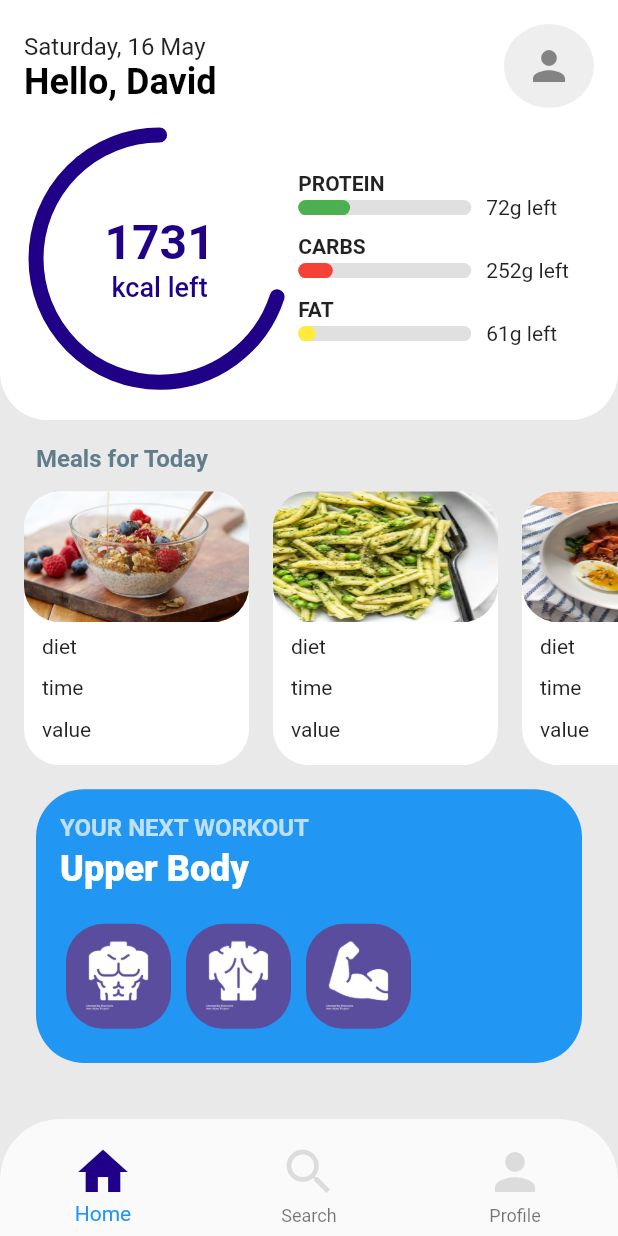
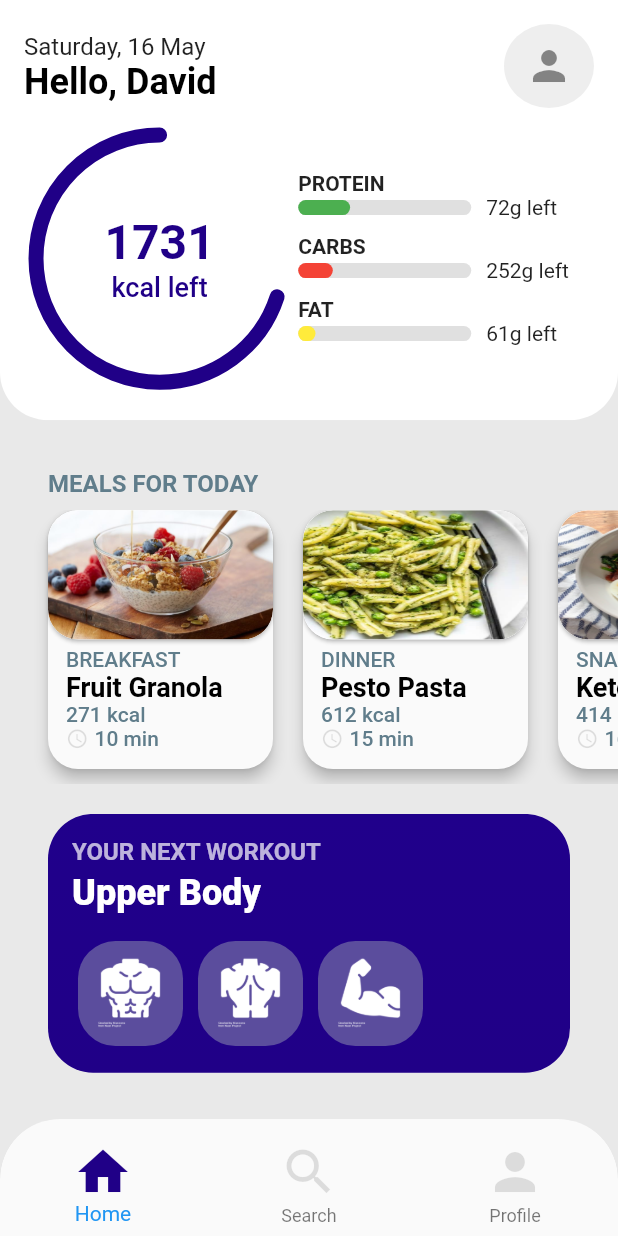
Before and after one commit to HemanthReddyKodakandla-bootcamp/DietAPPUI, a Flutter app: the screen it shows after launch, on a phone screen of 412 x 824 dp. Run offline on Flutter 3.47's test engine with Material 2 defaults, Android fonts, the phone set to English and light mode, and no system bars.

```diff
--- /dev/null
+++ b/diet_ui_sample_app/lib/model/meal.dart
@@ -0,0 +1,64 @@
+class Meal {
+  final String mealTime, name, imagePath, kiloCaloriesBurnt, timeTaken;
+  final String preparation;
+  final List ingredients;
+
+  Meal({this.mealTime, this.name, this.imagePath, this.kiloCaloriesBurnt, this.timeTaken, this.preparation, this.ingredients});
+}
+
+final meals = [
+  Meal(
+      mealTime: "BREAKFAST",
+      name: "Fruit Granola",
+      kiloCaloriesBurnt: "271",
+      timeTaken: "10",
+      imagePath: "assets/fruit_granola.jpg",
+      ingredients: [
+        "1 cup of granola",
+        "1 banana",
+        "1/2 cup of raisins",
+        "1 tbsp of honey",
+      ],
+      preparation:
+      '''Lorem ipsum dolor sit amet, consectetur adipiscing elit, sed do eiusmod tempor incididunt ut labore et dolore magna aliqua. Elementum tempus egestas sed sed risus pretium quam. Platea dictumst quisque sagittis purus sit. Senectus et netus et malesuada fames ac turpis egestas sed. Nibh cras pulvinar mattis nunc. Amet consectetur adipiscing elit duis tristique. Interdum velit euismod in pellentesque massa placerat duis ultricies lacus. Lectus proin nibh nisl condimentum id venenatis. Sit amet massa vitae tortor condimentum lacinia quis vel eros. Sed adipiscing diam donec adipiscing tristique risus nec feugiat in. Enim tortor at auctor urna. In dictum non consectetur a.
+Sit amet risus nullam eget. Viverra adipiscing at in tellus integer feugiat scelerisque varius morbi. Quis risus sed vulputate odio ut enim blandit volutpat maecenas. Turpis cursus in hac habitasse platea dictumst quisque sagittis. Eget mi proin sed libero. Non diam phasellus vestibulum lorem sed risus ultricies tristique. Neque viverra justo nec ultrices dui. Gravida neque convallis a cras semper. Morbi tempus iaculis urna id volutpat lacus laoreet non. Pretium vulputate sapien nec sagittis aliquam malesuada bibendum. Amet mattis vulputate enim nulla aliquet. Lectus urna duis convallis convallis tellus. Porta non pulvinar neque laoreet suspendisse interdum consectetur libero id. Diam ut venenatis tellus in metus vulputate eu scelerisque felis. Adipiscing vitae proin sagittis nisl. Sed libero enim sed faucibus turpis in. Pulvinar mattis nunc sed blandit. Nisi scelerisque eu ultrices vitae auctor eu augue ut. Diam volutpat commodo sed egestas egestas fringilla phasellus faucibus. Sed id semper risus in hendrerit.
+Consectetur adipiscing elit duis tristique sollicitudin nibh. Dictumst quisque sagittis purus sit amet volutpat. Quis enim lobortis scelerisque fermentum dui faucibus in ornare. Pellentesque diam volutpat commodo sed egestas egestas fringilla phasellus. Mauris pharetra et ultrices neque. Leo duis ut diam quam nulla porttitor. Sit amet facilisis magna etiam tempor orci eu lobortis elementum. Blandit massa enim nec dui. Aliquam id diam maecenas ultricies mi eget mauris. Mattis rhoncus urna neque viverra justo nec ultrices. Nibh tellus molestie nunc non blandit. Non diam phasellus vestibulum lorem. Ut diam quam nulla porttitor massa id neque aliquam. Eget mauris pharetra et ultrices neque ornare aenean euismod. Urna id volutpat lacus laoreet non curabitur gravida arcu ac. Tellus in hac habitasse platea dictumst vestibulum.
+Adipiscing commodo elit at imperdiet. Mollis nunc sed id semper risus. Magna fermentum iaculis eu non. Ut pharetra sit amet aliquam id diam maecenas ultricies mi. Amet consectetur adipiscing elit ut aliquam purus sit amet. Ultrices sagittis orci a scelerisque purus semper. Pharetra magna ac placerat vestibulum lectus mauris ultrices eros in. Massa tempor nec feugiat nisl pretium. Etiam dignissim diam quis enim lobortis scelerisque. Duis ut diam quam nulla.
+Ultricies lacus sed turpis tincidunt id aliquet risus feugiat. Vitae aliquet nec ullamcorper sit amet risus. Malesuada nunc vel risus commodo viverra. Id aliquet risus feugiat in ante metus dictum at tempor. Commodo sed egestas egestas fringilla phasellus faucibus scelerisque. Ipsum dolor sit amet consectetur. In nibh mauris cursus mattis molestie a. Duis at consectetur lorem donec massa sapien faucibus et molestie. Amet nisl purus in mollis nunc sed id. Sagittis vitae et leo duis ut. Purus in mollis nunc sed id. Mauris ultrices eros in cursus turpis.'''),
+  Meal(
+      mealTime: "DINNER",
+      name: "Pesto Pasta",
+      kiloCaloriesBurnt: "612",
+      timeTaken: "15",
+      imagePath: "assets/pesto_pasta.jpg",
+      ingredients: [
+        "1 cup of granola",
+        "1 banana",
+        "1/2 cup of raisins",
+        "1 tbsp of honey",
+      ],
+      preparation:
+      '''Lorem ipsum dolor sit amet, consectetur adipiscing elit, sed do eiusmod tempor incididunt ut labore et dolore magna aliqua. Elementum tempus egestas sed sed risus pretium quam. Platea dictumst quisque sagittis purus sit. Senectus et netus et malesuada fames ac turpis egestas sed. Nibh cras pulvinar mattis nunc. Amet consectetur adipiscing elit duis tristique. Interdum velit euismod in pellentesque massa placerat duis ultricies lacus. Lectus proin nibh nisl condimentum id venenatis. Sit amet massa vitae tortor condimentum lacinia quis vel eros. Sed adipiscing diam donec adipiscing tristique risus nec feugiat in. Enim tortor at auctor urna. In dictum non consectetur a.
+Sit amet risus nullam eget. Viverra adipiscing at in tellus integer feugiat scelerisque varius morbi. Quis risus sed vulputate odio ut enim blandit volutpat maecenas. Turpis cursus in hac habitasse platea dictumst quisque sagittis. Eget mi proin sed libero. Non diam phasellus vestibulum lorem sed risus ultricies tristique. Neque viverra justo nec ultrices dui. Gravida neque convallis a cras semper. Morbi tempus iaculis urna id volutpat lacus laoreet non. Pretium vulputate sapien nec sagittis aliquam malesuada bibendum. Amet mattis vulputate enim nulla aliquet. Lectus urna duis convallis convallis tellus. Porta non pulvinar neque laoreet suspendisse interdum consectetur libero id. Diam ut venenatis tellus in metus vulputate eu scelerisque felis. Adipiscing vitae proin sagittis nisl. Sed libero enim sed faucibus turpis in. Pulvinar mattis nunc sed blandit. Nisi scelerisque eu ultrices vitae auctor eu augue ut. Diam volutpat commodo sed egestas egestas fringilla phasellus faucibus. Sed id semper risus in hendrerit.
+Consectetur adipiscing elit duis tristique sollicitudin nibh. Dictumst quisque sagittis purus sit amet volutpat. Quis enim lobortis scelerisque fermentum dui faucibus in ornare. Pellentesque diam volutpat commodo sed egestas egestas fringilla phasellus. Mauris pharetra et ultrices neque. Leo duis ut diam quam nulla porttitor. Sit amet facilisis magna etiam tempor orci eu lobortis elementum. Blandit massa enim nec dui. Aliquam id diam maecenas ultricies mi eget mauris. Mattis rhoncus urna neque viverra justo nec ultrices. Nibh tellus molestie nunc non blandit. Non diam phasellus vestibulum lorem. Ut diam quam nulla porttitor massa id neque aliquam. Eget mauris pharetra et ultrices neque ornare aenean euismod. Urna id volutpat lacus laoreet non curabitur gravida arcu ac. Tellus in hac habitasse platea dictumst vestibulum.
+Adipiscing commodo elit at imperdiet. Mollis nunc sed id semper risus. Magna fermentum iaculis eu non. Ut pharetra sit amet aliquam id diam maecenas ultricies mi. Amet consectetur adipiscing elit ut aliquam purus sit amet. Ultrices sagittis orci a scelerisque purus semper. Pharetra magna ac placerat vestibulum lectus mauris ultrices eros in. Massa tempor nec feugiat nisl pretium. Etiam dignissim diam quis enim lobortis scelerisque. Duis ut diam quam nulla.
+Ultricies lacus sed turpis tincidunt id aliquet risus feugiat. Vitae aliquet nec ullamcorper sit amet risus. Malesuada nunc vel risus commodo viverra. Id aliquet risus feugiat in ante metus dictum at tempor. Commodo sed egestas egestas fringilla phasellus faucibus scelerisque. Ipsum dolor sit amet consectetur. In nibh mauris cursus mattis molestie a. Duis at consectetur lorem donec massa sapien faucibus et molestie. Amet nisl purus in mollis nunc sed id. Sagittis vitae et leo duis ut. Purus in mollis nunc sed id. Mauris ultrices eros in cursus turpis.'''),
+  Meal(
+      mealTime: "SNACK",
+      name: "Keto Snack",
+      kiloCaloriesBurnt: "414",
+      timeTaken: "16",
+      imagePath: "assets/keto_snack.jpg",
+      ingredients: [
+        "1 cup of granola",
+        "1 banana",
+        "1/2 cup of raisins",
+        "1 tbsp of honey",
+      ],
+      preparation:
+      '''Lorem ipsum dolor sit amet, consectetur adipiscing elit, sed do eiusmod tempor incididunt ut labore et dolore magna aliqua. Elementum tempus egestas sed sed risus pretium quam. Platea dictumst quisque sagittis purus sit. Senectus et netus et malesuada fames ac turpis egestas sed. Nibh cras pulvinar mattis nunc. Amet consectetur adipiscing elit duis tristique. Interdum velit euismod in pellentesque massa placerat duis ultricies lacus. Lectus proin nibh nisl condimentum id venenatis. Sit amet massa vitae tortor condimentum lacinia quis vel eros. Sed adipiscing diam donec adipiscing tristique risus nec feugiat in. Enim tortor at auctor urna. In dictum non consectetur a.
+Sit amet risus nullam eget. Viverra adipiscing at in tellus integer feugiat scelerisque varius morbi. Quis risus sed vulputate odio ut enim blandit volutpat maecenas. Turpis cursus in hac habitasse platea dictumst quisque sagittis. Eget mi proin sed libero. Non diam phasellus vestibulum lorem sed risus ultricies tristique. Neque viverra justo nec ultrices dui. Gravida neque convallis a cras semper. Morbi tempus iaculis urna id volutpat lacus laoreet non. Pretium vulputate sapien nec sagittis aliquam malesuada bibendum. Amet mattis vulputate enim nulla aliquet. Lectus urna duis convallis convallis tellus. Porta non pulvinar neque laoreet suspendisse interdum consectetur libero id. Diam ut venenatis tellus in metus vulputate eu scelerisque felis. Adipiscing vitae proin sagittis nisl. Sed libero enim sed faucibus turpis in. Pulvinar mattis nunc sed blandit. Nisi scelerisque eu ultrices vitae auctor eu augue ut. Diam volutpat commodo sed egestas egestas fringilla phasellus faucibus. Sed id semper risus in hendrerit.
+Consectetur adipiscing elit duis tristique sollicitudin nibh. Dictumst quisque sagittis purus sit amet volutpat. Quis enim lobortis scelerisque fermentum dui faucibus in ornare. Pellentesque diam volutpat commodo sed egestas egestas fringilla phasellus. Mauris pharetra et ultrices neque. Leo duis ut diam quam nulla porttitor. Sit amet facilisis magna etiam tempor orci eu lobortis elementum. Blandit massa enim nec dui. Aliquam id diam maecenas ultricies mi eget mauris. Mattis rhoncus urna neque viverra justo nec ultrices. Nibh tellus molestie nunc non blandit. Non diam phasellus vestibulum lorem. Ut diam quam nulla porttitor massa id neque aliquam. Eget mauris pharetra et ultrices neque ornare aenean euismod. Urna id volutpat lacus laoreet non curabitur gravida arcu ac. Tellus in hac habitasse platea dictumst vestibulum.
+Adipiscing commodo elit at imperdiet. Mollis nunc sed id semper risus. Magna fermentum iaculis eu non. Ut pharetra sit amet aliquam id diam maecenas ultricies mi. Amet consectetur adipiscing elit ut aliquam purus sit amet. Ultrices sagittis orci a scelerisque purus semper. Pharetra magna ac placerat vestibulum lectus mauris ultrices eros in. Massa tempor nec feugiat nisl pretium. Etiam dignissim diam quis enim lobortis scelerisque. Duis ut diam quam nulla.
+Ultricies lacus sed turpis tincidunt id aliquet risus feugiat. Vitae aliquet nec ullamcorper sit amet risus. Malesuada nunc vel risus commodo viverra. Id aliquet risus feugiat in ante metus dictum at tempor. Commodo sed egestas egestas fringilla phasellus faucibus scelerisque. Ipsum dolor sit amet consectetur. In nibh mauris cursus mattis molestie a. Duis at consectetur lorem donec massa sapien faucibus et molestie. Amet nisl purus in mollis nunc sed id. Sagittis vitae et leo duis ut. Purus in mollis nunc sed id. Mauris ultrices eros in cursus turpis.'''),
+];
--- a/diet_ui_sample_app/lib/widgets/home_screen.dart
+++ b/diet_ui_sample_app/lib/widgets/home_screen.dart
@@ -1,7 +1,12 @@
+import 'package:dietuisampleapp/model/meal.dart';
+import 'package:dietuisampleapp/widgets/workout_view.dart';
 import 'package:flutter/cupertino.dart';
 import 'package:flutter/material.dart';
 import 'package:intl/intl.dart';
 import 'package:vector_math/vector_math_64.dart' as math;
+import 'package:animations/animations.dart';
+
+import 'meal_details_view.dart';
 
 class DietPage extends StatefulWidget {
   @override
@@ -142,46 +147,68 @@ class _DietPageState extends State<DietPage> {
                   ),
                 )),
         Positioned(
-                top: height * 0.36,
+          top: height * 0.38,
           left: 0,
           right: 0,
           child: Container(
-                  height: height * 0.5,
+            height: height * 0.50,
             child: Column(
               crossAxisAlignment: CrossAxisAlignment.start,
               children: <Widget>[
-                      Container(
-                        padding: EdgeInsets.symmetric(horizontal: 24.0),
-                        child: Text("Meals for Today",
+                Padding(
+                  padding: const EdgeInsets.only(
+                    bottom: 8,
+                    left: 32,
+                    right: 16,
+                  ),
+                  child: Text(
+                    "MEALS FOR TODAY",
                     style: const TextStyle(color: Colors.blueGrey, fontSize: 16, fontWeight: FontWeight.w700),
                   ),
                 ),
-                      SizedBox(height: 12,),
                 Expanded(
-                        child: Container(
-                          decoration: BoxDecoration(
-                            borderRadius: BorderRadius.all(Radius.circular(32.0)),
-                          ),
                   child: SingleChildScrollView(
                     scrollDirection: Axis.horizontal,
                     child: Row(
                       children: <Widget>[
-                                SizedBox(width: 16.0,),
-                                dietCardWidget(image: "assets/fruit_granola.jpg"),
-                                dietCardWidget(image: "assets/pesto_pasta.jpg"),
-                                dietCardWidget(image: "assets/keto_snack.jpg")
+                        SizedBox(
+                          width: 32,
+                        ),
+                        for (int i = 0; i < meals.length; i++)
+                          MealDetailViewCard(
+                            meal: meals[i],
+                          ),
                       ],
                     ),
                   ),
                 ),
+                SizedBox(
+                  height: 20,
                 ),
-                      SizedBox(height: 16.0,),
                 Expanded(
+                  child: OpenContainer(
+                    closedElevation: 0,
+                    transitionType: ContainerTransitionType.fade,
+                    transitionDuration: const Duration(milliseconds: 1000),
+                    closedColor: const Color(0xFFE9E9E9),
+                    openBuilder: (context, _) {
+                      return WorkoutScreen();
+                    },
+                    closedBuilder: (context, VoidCallback openContainer) {
+                      return GestureDetector(
+                        onTap: openContainer,
                         child: Container(
-                          margin: EdgeInsets.symmetric(horizontal: 24.0),
+                          margin: const EdgeInsets.only(bottom: 10, left: 32, right: 32),
                           decoration: BoxDecoration(
-                            borderRadius: BorderRadius.all(Radius.circular(32.0)),
-                            color: Colors.blue
+                            borderRadius: BorderRadius.all(Radius.circular(30)),
+                            gradient: LinearGradient(
+                              begin: Alignment.topCenter,
+                              end: Alignment.bottomCenter,
+                              colors: [
+                                const Color(0xFF20008B),
+                                const Color(0xFF200087),
+                              ],
+                            ),
                           ),
                           child: Column(
                             crossAxisAlignment: CrossAxisAlignment.start,
@@ -271,54 +298,125 @@ class _DietPageState extends State<DietPage> {
                             ],
                           ),
                         ),
-                      )
+                      );
+                    },
+                  ),
+                ),
               ],
             ),
-                )
+          ),
         ),
           ],
         ),
       ),
     );
   }
+}
 
-  Widget dietCardWidget({String image}){
+class MealDetailViewCard extends StatelessWidget {
+  final Meal meal;
+
+  const MealDetailViewCard({Key key, @required this.meal}) : super(key: key);
+
+  @override
+  Widget build(BuildContext context) {
     return Container(
-        margin: EdgeInsets.only(right: 16.0,),
-        decoration: BoxDecoration(
-            borderRadius: BorderRadius.all(Radius.circular(24.0)),
-          color: Colors.white
+      margin: const EdgeInsets.only(
+        right: 20,
+        bottom: 10,
       ),
+      child: Material(
+        borderRadius: BorderRadius.all(Radius.circular(20)),
+        elevation: 4,
         child: Column(
-          crossAxisAlignment: CrossAxisAlignment.start ,
-          mainAxisSize:MainAxisSize.max,
+          crossAxisAlignment: CrossAxisAlignment.start,
+          mainAxisSize: MainAxisSize.max,
           children: <Widget>[
             Flexible(
               fit: FlexFit.tight,
+              child: OpenContainer(
+                closedShape: RoundedRectangleBorder(borderRadius: BorderRadius.all(Radius.circular(20))),
+                transitionDuration: const Duration(milliseconds: 1000),
+                openBuilder: (context, _) {
+                  return MealDetailScreen(
+                    meal: meal,
+                  );
+                },
+                closedBuilder: (context, openContainer) {
+                  return GestureDetector(
+                    onTap: openContainer,
                     child: ClipRRect(
-                  borderRadius: BorderRadius.all(Radius.circular(24.0)),
+                      borderRadius: BorderRadius.all(Radius.circular(20)),
                       child: Image.asset(
-                      image,
+                        meal.imagePath,
                         width: 150,
-                      fit: BoxFit.fill,)),
+                        fit: BoxFit.fill,
+                      ),
+                    ),
+                  );
+                },
+              ),
             ),
             Flexible(
               fit: FlexFit.tight,
               child: Padding(
-                  padding: const EdgeInsets.only(left: 12.0,top: 8.0,bottom: 8.0),
+                padding: const EdgeInsets.only(left: 12.0),
                 child: Column(
                   crossAxisAlignment: CrossAxisAlignment.start,
                   mainAxisAlignment: MainAxisAlignment.spaceBetween,
+                  children: [
+                    SizedBox(height: 5),
+                    Text(
+                      meal.mealTime,
+                      style: const TextStyle(
+                        fontWeight: FontWeight.w500,
+                        fontSize: 14,
+                        color: Colors.blueGrey,
+                      ),
+                    ),
+                    Text(
+                      meal.name,
+                      style: const TextStyle(
+                        fontWeight: FontWeight.w700,
+                        fontSize: 18,
+                        color: Colors.black,
+                      ),
+                    ),
+                    Text(
+                      "${meal.kiloCaloriesBurnt} kcal",
+                      style: const TextStyle(
+                        fontWeight: FontWeight.w500,
+                        fontSize: 14,
+                        color: Colors.blueGrey,
+                      ),
+                    ),
+                    Row(
                       children: <Widget>[
-                      Text("diet"),
-                      Text("time"),
-                      Text("value"),
+                        Icon(
+                          Icons.access_time,
+                          size: 15,
+                          color: Colors.black12,
+                        ),
+                        SizedBox(
+                          width: 4,
+                        ),
+                        Text(
+                          "${meal.timeTaken} min",
+                          style: const TextStyle(
+                            fontWeight: FontWeight.w500,
+                            fontSize: 14,
+                            color: Colors.blueGrey,
+                          ),
+                        ),
+                      ],
+                    ),
+                    SizedBox(height: 16),
                   ],
                 ),
               ),
             ),
-              SizedBox(height: 8.0,)
           ],
+        ),
       ),
     );
   }
--- a/diet_ui_sample_app/pubspec.yaml
+++ b/diet_ui_sample_app/pubspec.yaml
@@ -24,6 +24,7 @@ dependencies:
   # Use with the CupertinoIcons class for iOS style icons.
   cupertino_icons: ^0.1.2
   intl:
+  animations: ^1.0.0+5
 
 dev_dependencies:
   flutter_test:
```
Also changed, not shown: diet_ui_sample_app/lib/model/workout_model.dart (added, +76 -0 lines), diet_ui_sample_app/lib/widgets/meal_details_view.dart (added, +159 -0 lines), diet_ui_sample_app/lib/widgets/workout_view.dart (added, +143 -0 lines), diet_ui_sample_app/pubspec.lock. Lines whose indentation alone changed are shown as unchanged.
